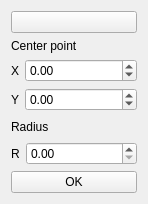
Before: the Qt Designer form GUI_PSN/circ_wid.ui in BeConOr/INP, drawn with Qt 5.
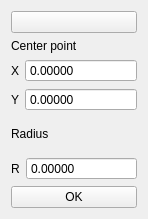
After: the same form once the commit is applied. Icons and pictures are not drawn.

```diff
--- a/GUI_PSN/circ_wid.ui
+++ b/GUI_PSN/circ_wid.ui
@@ -7,7 +7,7 @@
     <x>0</x>
     <y>0</y>
     <width>148</width>
-    <height>204</height>
+    <height>219</height>
    </rect>
   </property>
   <property name="windowTitle">
@@ -54,6 +54,12 @@
        </item>
        <item>
         <widget class="QDoubleSpinBox" name="Cent_x">
+         <property name="buttonSymbols">
+          <enum>QAbstractSpinBox::NoButtons</enum>
+         </property>
+         <property name="decimals">
+          <number>5</number>
+         </property>
          <property name="minimum">
           <double>-10000.000000000000000</double>
          </property>
@@ -81,6 +87,12 @@
        </item>
        <item>
         <widget class="QDoubleSpinBox" name="Cent_y">
+         <property name="buttonSymbols">
+          <enum>QAbstractSpinBox::NoButtons</enum>
+         </property>
+         <property name="decimals">
+          <number>5</number>
+         </property>
          <property name="minimum">
           <double>-10000.000000000000000</double>
          </property>
@@ -119,6 +131,12 @@
        </item>
        <item>
         <widget class="QDoubleSpinBox" name="Radius">
+         <property name="buttonSymbols">
+          <enum>QAbstractSpinBox::NoButtons</enum>
+         </property>
+         <property name="decimals">
+          <number>5</number>
+         </property>
          <property name="maximum">
           <double>10000.000000000000000</double>
          </property>
```
